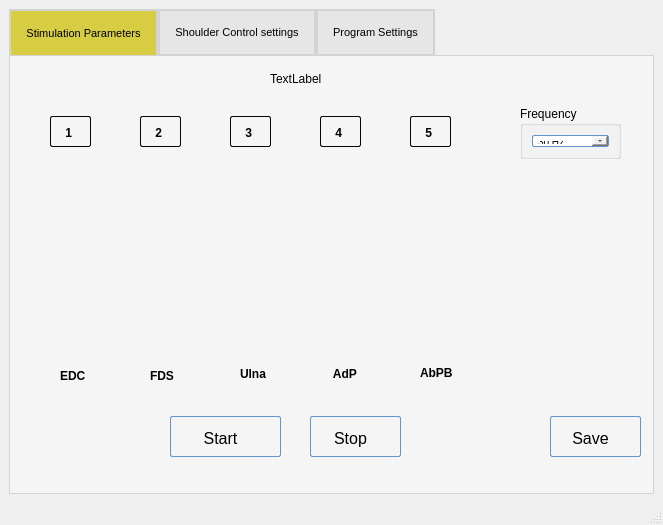
Old version of the form POML060_v1/stageprogram.ui in the repository viniltc/POML060.
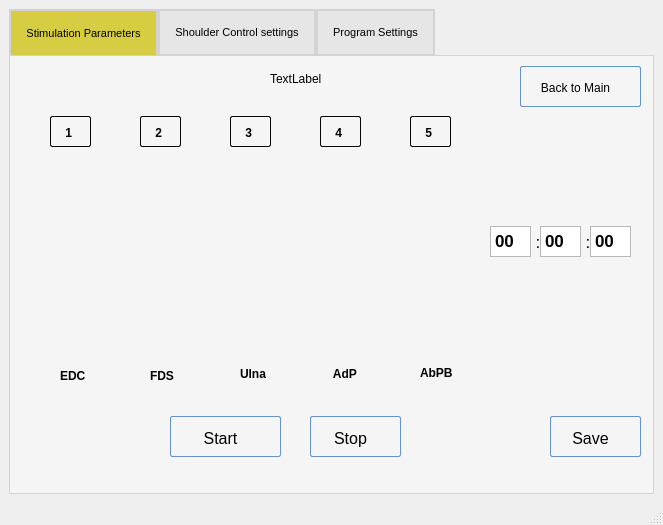
New version of the form. The open tabs and pages were chosen to show the change. Icons and pictures are not drawn. Custom widgets are drawn as their Qt base class.

Patch:
```diff
--- a/POML060_v1/stageprogram.ui
+++ b/POML060_v1/stageprogram.ui
@@ -50,76 +50,6 @@
        <attribute name="title">
         <string>Stimulation Parameters</string>
        </attribute>
-       <widget class="QGroupBox" name="groupBox_6">
-        <property name="geometry">
-         <rect>
-          <x>510</x>
-          <y>50</y>
-          <width>101</width>
-          <height>53</height>
-         </rect>
-        </property>
-        <property name="title">
-         <string>Frequency</string>
-        </property>
-        <layout class="QGridLayout" name="gridLayout_7">
-         <item row="0" column="0">
-          <widget class="QComboBox" name="comboBox_3">
-           <property name="styleSheet">
-            <string notr="true">QComboBox:hover{
-        background: qlineargradient(x1 : 0, y1 : 0, x2 : 0, y2 :   1, stop :   0.0 #ffd9aa,
-                stop :   0.5 #ffbb6e, stop :   0.55 #feae42, stop :   1.0 #fedb74);
-}
-
-QComboBox {
-        border: 1px solid #6593cf;
-        border-radius: 2px;
-        padding: 5px 5px 2px 5px;
-        background: qlineargradient(x1 : 0, y1 : 0, x2 : 0, y2 :   1, stop :   0.0 #f5f9ff,
-                stop :   0.5 #c7dfff, stop :   0.55 #afd2ff, stop :   1.0 #c0dbff);
-        color: #0000;
-        font:  large &quot;Arial&quot;;
-		font-size: 10px;
-        height: 30px;
-}
-
-
-
-QComboBox:pressed {
-        background: qlineargradient(x1 : 0, y1 : 0, x2 : 0, y2 :   1, stop :   0.0 #c0dbff,
-        stop :   0.5 #cfd26f, stop :   0.55 #c7df6f, stop :   1.0 #f5f9ff);
-        padding-top: 2px;
-        padding-left: 3px;
-
-}
-QComboBox:on {
-        background: qlineargradient(x1 : 0, y1 : 0, x2 : 0, y2 :   1, stop :   0.0 #5AA72D,
-        stop :   0.5 #B3E296, stop :   0.55 #B3E296, stop :   1.0 #f5f9ff);
-        padding-top: 2px;
-        padding-left: 3px;
-}
-
-QComboBox:disabled {
-        background: transparent #e5e9ee;
-        padding-top: 2px;        
-        padding-left: 3px;
-        color: black;
-}</string>
-           </property>
-           <item>
-            <property name="text">
-             <string>30 Hz</string>
-            </property>
-           </item>
-           <item>
-            <property name="text">
-             <string>40 Hz</string>
-            </property>
-           </item>
-          </widget>
-         </item>
-        </layout>
-       </widget>
        <widget class="QPushButton" name="pushButton_stimStart">
         <property name="geometry">
          <rect>
@@ -811,6 +741,184 @@
          <string>AbPB</string>
         </property>
        </widget>
+       <widget class="QTextEdit" name="minutesText">
+        <property name="geometry">
+         <rect>
+          <x>480</x>
+          <y>170</y>
+          <width>41</width>
+          <height>31</height>
+         </rect>
+        </property>
+        <property name="font">
+         <font>
+          <pointsize>13</pointsize>
+          <weight>75</weight>
+          <bold>true</bold>
+         </font>
+        </property>
+        <property name="html">
+         <string>&lt;!DOCTYPE HTML PUBLIC &quot;-//W3C//DTD HTML 4.0//EN&quot; &quot;http://www.w3.org/TR/REC-html40/strict.dtd&quot;&gt;
+&lt;html&gt;&lt;head&gt;&lt;meta name=&quot;qrichtext&quot; content=&quot;1&quot; /&gt;&lt;style type=&quot;text/css&quot;&gt;
+p, li { white-space: pre-wrap; }
+&lt;/style&gt;&lt;/head&gt;&lt;body style=&quot; font-family:'MS Shell Dlg 2'; font-size:13pt; font-weight:600; font-style:normal;&quot;&gt;
+&lt;p style=&quot; margin-top:0px; margin-bottom:0px; margin-left:0px; margin-right:0px; -qt-block-indent:0; text-indent:0px;&quot;&gt;&lt;span style=&quot; font-family:'MS Shell Dlg 2';&quot;&gt;00&lt;/span&gt;&lt;/p&gt;&lt;/body&gt;&lt;/html&gt;</string>
+        </property>
+       </widget>
+       <widget class="QTextEdit" name="secondsText">
+        <property name="geometry">
+         <rect>
+          <x>530</x>
+          <y>170</y>
+          <width>41</width>
+          <height>31</height>
+         </rect>
+        </property>
+        <property name="font">
+         <font>
+          <pointsize>13</pointsize>
+          <weight>75</weight>
+          <bold>true</bold>
+         </font>
+        </property>
+        <property name="html">
+         <string>&lt;!DOCTYPE HTML PUBLIC &quot;-//W3C//DTD HTML 4.0//EN&quot; &quot;http://www.w3.org/TR/REC-html40/strict.dtd&quot;&gt;
+&lt;html&gt;&lt;head&gt;&lt;meta name=&quot;qrichtext&quot; content=&quot;1&quot; /&gt;&lt;style type=&quot;text/css&quot;&gt;
+p, li { white-space: pre-wrap; }
+&lt;/style&gt;&lt;/head&gt;&lt;body style=&quot; font-family:'MS Shell Dlg 2'; font-size:13pt; font-weight:600; font-style:normal;&quot;&gt;
+&lt;p style=&quot; margin-top:0px; margin-bottom:0px; margin-left:0px; margin-right:0px; -qt-block-indent:0; text-indent:0px;&quot;&gt;&lt;span style=&quot; font-family:'MS Shell Dlg 2';&quot;&gt;00&lt;/span&gt;&lt;/p&gt;&lt;/body&gt;&lt;/html&gt;</string>
+        </property>
+       </widget>
+       <widget class="QTextEdit" name="hundredthsText">
+        <property name="geometry">
+         <rect>
+          <x>580</x>
+          <y>170</y>
+          <width>41</width>
+          <height>31</height>
+         </rect>
+        </property>
+        <property name="font">
+         <font>
+          <pointsize>13</pointsize>
+          <weight>75</weight>
+          <bold>true</bold>
+         </font>
+        </property>
+        <property name="html">
+         <string>&lt;!DOCTYPE HTML PUBLIC &quot;-//W3C//DTD HTML 4.0//EN&quot; &quot;http://www.w3.org/TR/REC-html40/strict.dtd&quot;&gt;
+&lt;html&gt;&lt;head&gt;&lt;meta name=&quot;qrichtext&quot; content=&quot;1&quot; /&gt;&lt;style type=&quot;text/css&quot;&gt;
+p, li { white-space: pre-wrap; }
+&lt;/style&gt;&lt;/head&gt;&lt;body style=&quot; font-family:'MS Shell Dlg 2'; font-size:13pt; font-weight:600; font-style:normal;&quot;&gt;
+&lt;p style=&quot; margin-top:0px; margin-bottom:0px; margin-left:0px; margin-right:0px; -qt-block-indent:0; text-indent:0px;&quot;&gt;&lt;span style=&quot; font-family:'MS Shell Dlg 2';&quot;&gt;00&lt;/span&gt;&lt;/p&gt;&lt;/body&gt;&lt;/html&gt;</string>
+        </property>
+       </widget>
+       <widget class="QLabel" name="label_9">
+        <property name="geometry">
+         <rect>
+          <x>520</x>
+          <y>170</y>
+          <width>16</width>
+          <height>31</height>
+         </rect>
+        </property>
+        <property name="font">
+         <font>
+          <pointsize>13</pointsize>
+         </font>
+        </property>
+        <property name="text">
+         <string>:</string>
+        </property>
+        <property name="alignment">
+         <set>Qt::AlignCenter</set>
+        </property>
+       </widget>
+       <widget class="QLabel" name="label_10">
+        <property name="geometry">
+         <rect>
+          <x>570</x>
+          <y>170</y>
+          <width>16</width>
+          <height>31</height>
+         </rect>
+        </property>
+        <property name="font">
+         <font>
+          <pointsize>13</pointsize>
+         </font>
+        </property>
+        <property name="text">
+         <string>:</string>
+        </property>
+        <property name="alignment">
+         <set>Qt::AlignCenter</set>
+        </property>
+       </widget>
+       <widget class="QPushButton" name="pushButton_shoulderControl">
+        <property name="geometry">
+         <rect>
+          <x>510</x>
+          <y>10</y>
+          <width>121</width>
+          <height>41</height>
+         </rect>
+        </property>
+        <property name="font">
+         <font>
+          <family>Arial</family>
+          <pointsize>-1</pointsize>
+          <weight>50</weight>
+          <italic>false</italic>
+          <bold>false</bold>
+         </font>
+        </property>
+        <property name="styleSheet">
+         <string notr="true">QPushButton:hover{
+        background: qlineargradient(x1 : 0, y1 : 0, x2 : 0, y2 :   1, stop :   0.0 #ffd9aa,
+                stop :   0.5 #ffbb6e, stop :   0.55 #feae42, stop :   1.0 #fedb74);
+}
+
+QPushButton {
+        border: 1px solid #6593cf;
+        border-radius: 2px;
+        padding: 5px 15px 2px 5px;
+        background: qlineargradient(x1 : 0, y1 : 0, x2 : 0, y2 :   1, stop :   0.0 #f5f9ff,
+                stop :   0.5 #c7dfff, stop :   0.55 #afd2ff, stop :   1.0 #c0dbff);
+        color: #0000;
+        font:  large &quot;Arial&quot;;
+		font-size: 12px;
+        height: 30px;
+}
+
+
+
+
+QPushButton:pressed {
+        background: qlineargradient(x1 : 0, y1 : 0, x2 : 0, y2 :   1, stop :   0.0 #c0dbff,
+        stop :   0.5 #cfd26f, stop :   0.55 #c7df6f, stop :   1.0 #f5f9ff);
+        padding-top: 2px;
+        padding-left: 3px;
+
+}
+QPushButton:on {
+        background: qlineargradient(x1 : 0, y1 : 0, x2 : 0, y2 :   1, stop :   0.0 #5AA72D,
+        stop :   0.5 #B3E296, stop :   0.55 #B3E296, stop :   1.0 #f5f9ff);
+        padding-top: 2px;
+        padding-left: 3px;
+}
+
+QPushButton:disabled {
+        background: transparent #e5e9ee;
+        padding-top: 2px;        
+        padding-left: 3px;
+        color: black;
+}</string>
+        </property>
+        <property name="text">
+         <string>Back to Main</string>
+        </property>
+       </widget>
       </widget>
       <widget class="QWidget" name="tab_2">
        <attribute name="title">
```
Left out of the diff: 4 changed lines with no effect on the pictures.
